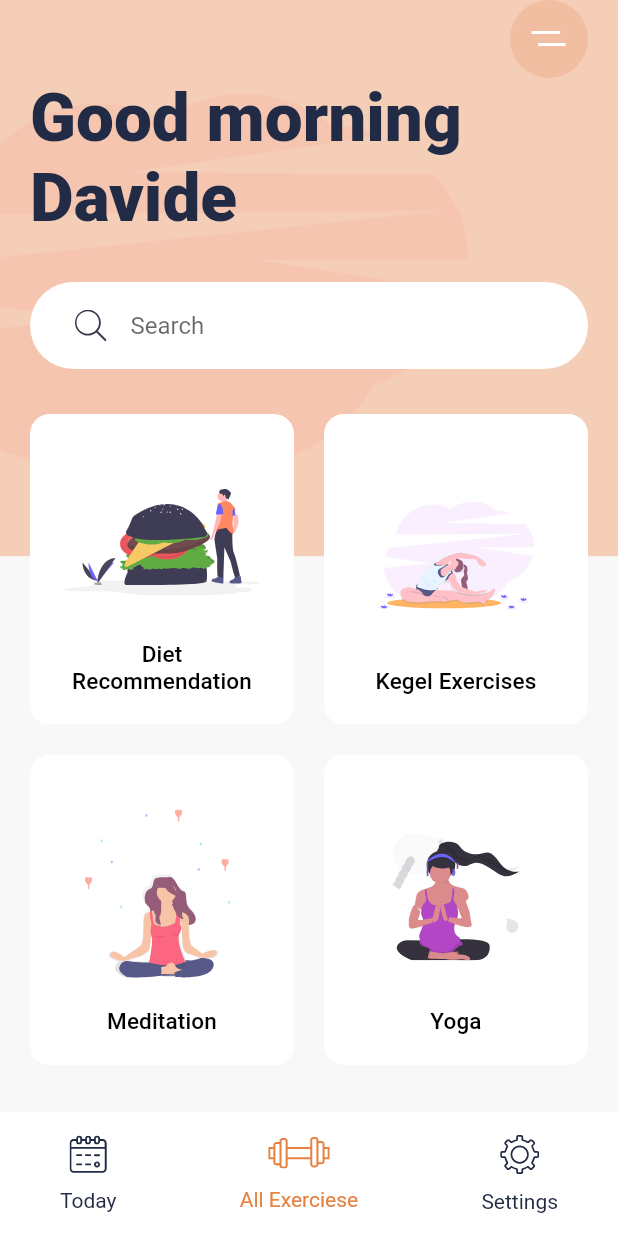
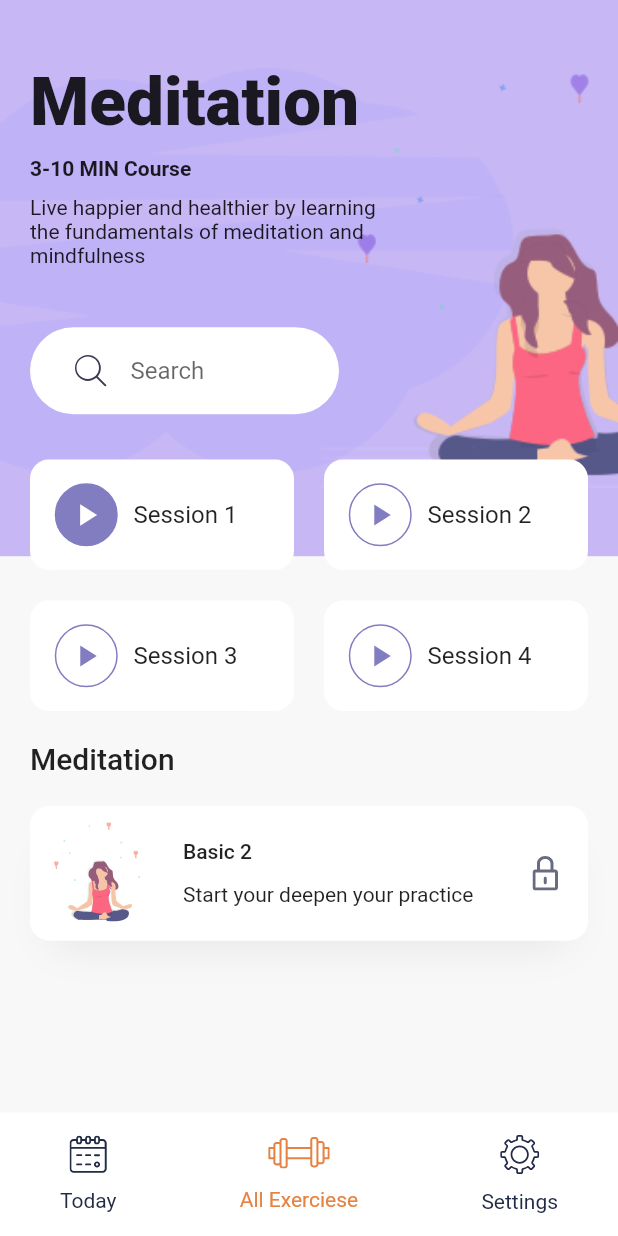
Before and after one commit to davfru/flutter-daily-exercise-app, a Flutter app: the screen it shows after launch, after a tap on "Meditation", on a phone screen of 412 x 824 dp. Run offline on Flutter 3.47's test engine with Material 2 defaults, Android fonts, the phone set to English and light mode, and no system bars; our stand-ins replace flutter_svg.

Commit message:
mediation screen

```diff
--- a/lib/main.dart
+++ b/lib/main.dart
@@ -1,7 +1,8 @@
 import 'package:flutter/material.dart';
 import 'package:flutter_daily_exercise_app/constants.dart';
+import 'package:flutter_daily_exercise_app/screens/details_screen.dart';
+import 'package:flutter_daily_exercise_app/widgets/search_bar.dart';
 import 'package:flutter_daily_exercise_app/widgets/bottom_nav_bar.dart';
-import 'package:flutter_daily_exercise_app/widgets/bottom_nav_item.dart';
 import 'package:flutter_daily_exercise_app/widgets/category_card.dart';
 import 'package:flutter_svg/svg.dart';
 
@@ -29,6 +30,8 @@ class MyApp extends StatelessWidget {
 }
 
 class HomeScreen extends StatelessWidget {
+  const HomeScreen({super.key});
+
   @override
   Widget build(BuildContext context) {
     var size = MediaQuery.of(context).size; // total h and w of current device
@@ -67,19 +70,7 @@ class HomeScreen extends StatelessWidget {
                           .textTheme
                           .displaySmall
                           ?.copyWith(fontWeight: FontWeight.w900)),
-                  Container(
-                      margin: const EdgeInsets.symmetric(vertical: 30),
-                      padding: const EdgeInsets.symmetric(
-                          horizontal: 30, vertical: 5),
-                      decoration: BoxDecoration(
-                          color: Colors.white,
-                          borderRadius: BorderRadius.circular(29.5)),
-                      child: TextField(
-                        decoration: InputDecoration(
-                            hintText: "Search",
-                            icon: SvgPicture.asset("assets/icons/search.svg"),
-                            border: InputBorder.none),
-                      )),
+                  const CustomSearchBar(),
                   Expanded(
                     child: GridView.count(
                       crossAxisCount: 2,
@@ -100,7 +91,12 @@ class HomeScreen extends StatelessWidget {
                         CategoryCard(
                           title: "Meditation",
                           svgSrc: "assets/icons/Meditation.svg",
-                          press: () {},
+                          press: () {
+                            Navigator.push(context,
+                                MaterialPageRoute(builder: (context) {
+                              return DetailsScreen();
+                            }));
+                          },
                         ),
                         CategoryCard(
                           title: "Yoga",
--- /dev/null
+++ b/lib/screens/details_screen.dart
@@ -0,0 +1,125 @@
+import 'package:flutter/material.dart';
+import 'package:flutter_daily_exercise_app/constants.dart';
+import 'package:flutter_daily_exercise_app/widgets/bottom_nav_bar.dart';
+import 'package:flutter_daily_exercise_app/widgets/search_bar.dart';
+import 'package:flutter_daily_exercise_app/widgets/session_card.dart';
+import 'package:flutter_svg/svg.dart';
+
+class DetailsScreen extends StatelessWidget {
+  @override
+  Widget build(BuildContext context) {
+    var size = MediaQuery.of(context).size;
+
+    return Scaffold(
+        bottomNavigationBar: BottomNavBar(size: size),
+        body: Stack(
+          children: [
+            Container(
+              height: size.height * .45,
+              decoration: const BoxDecoration(
+                  color: kBlueLightColor,
+                  image: DecorationImage(
+                      image: AssetImage("assets/images/meditation_bg.png"),
+                      fit: BoxFit.fitWidth)),
+            ),
+            SafeArea(
+                child: Padding(
+              padding: const EdgeInsets.symmetric(horizontal: 20),
+              child: Column(
+                crossAxisAlignment: CrossAxisAlignment.start,
+                children: [
+                  SizedBox(
+                    height: size.height * 0.05,
+                  ),
+                  Text("Meditation",
+                      style: Theme.of(context).textTheme.titleMedium?.copyWith(
+                          fontWeight: FontWeight.w900, fontSize: 45)),
+                  const SizedBox(height: 10),
+                  const Text("3-10 MIN Course",
+                      style: TextStyle(fontWeight: FontWeight.bold)),
+                  const SizedBox(height: 10),
+                  SizedBox(
+                    width: size.width * .6,
+                    child: const Text(
+                        "Live happier and healthier by learning the fundamentals of meditation and mindfulness"),
+                  ),
+                  const SizedBox(height: 10),
+                  SizedBox(
+                    width: size.width * .5,
+                    child: const CustomSearchBar(),
+                  ),
+                  Wrap(
+                    spacing: 20,
+                    runSpacing: 20,
+                    children: [
+                      SessionCard(
+                        sessionNum: 1,
+                        isDone: true,
+                        press: () {},
+                      ),
+                      SessionCard(
+                        sessionNum: 2,
+                        isDone: false,
+                        press: () {},
+                      ),
+                      SessionCard(
+                        sessionNum: 3,
+                        isDone: false,
+                        press: () {},
+                      ),
+                      SessionCard(
+                        sessionNum: 4,
+                        isDone: false,
+                        press: () {},
+                      )
+                    ],
+                  ),
+                  const SizedBox(
+                    height: 20,
+                  ),
+                  Text(
+                    "Meditation",
+                    style: Theme.of(context).textTheme.titleLarge,
+                  ),
+                  Container(
+                    padding: EdgeInsets.all(10),
+                    margin: EdgeInsets.symmetric(vertical: 20),
+                    height: 90,
+                    decoration: BoxDecoration(
+                        color: Colors.white,
+                        borderRadius: BorderRadius.circular(13),
+                        boxShadow: [
+                          BoxShadow(
+                              offset: Offset(0, 17),
+                              blurRadius: 23,
+                              spreadRadius: -13,
+                              color: kShadowColor)
+                        ]),
+                    child: Row(children: [
+                      SvgPicture.asset(
+                          "assets/icons/Meditation_women_small.svg"),
+                      SizedBox(
+                        width: 20,
+                      ),
+                      Expanded(
+                        child: Column(
+                            mainAxisAlignment: MainAxisAlignment.spaceEvenly,
+                            crossAxisAlignment: CrossAxisAlignment.start,
+                            children: [
+                              Text("Basic 2",
+                                  style: Theme.of(context).textTheme.bodyLarge),
+                              Text("Start your deepen your practice")
+                            ]),
+                      ),
+                      Padding(
+                          padding: EdgeInsets.all(10),
+                          child: SvgPicture.asset("assets/icons/Lock.svg"))
+                    ]),
+                  )
+                ],
+              ),
+            ))
+          ],
+        ));
+  }
+}
--- /dev/null
+++ b/lib/widgets/search_bar.dart
@@ -0,0 +1,28 @@
+import 'package:flutter/material.dart';
+import 'package:flutter_svg/svg.dart';
+
+class CustomSearchBar extends StatelessWidget {
+  const CustomSearchBar({
+    super.key,
+  });
+
+  @override
+  Widget build(BuildContext context) {
+    return Container(
+      margin: const EdgeInsets.symmetric(vertical: 30),
+      padding: const EdgeInsets.symmetric(
+          horizontal: 30, vertical: 5), // Ridotto a 16
+      decoration: BoxDecoration(
+        color: Colors.white,
+        borderRadius: BorderRadius.circular(29.5),
+      ),
+      child: TextField(
+        decoration: InputDecoration(
+          hintText: "Search",
+          icon: SvgPicture.asset("assets/icons/search.svg"),
+          border: InputBorder.none,
+        ),
+      ),
+    );
+  }
+}
--- /dev/null
+++ b/lib/widgets/session_card.dart
@@ -0,0 +1,64 @@
+import 'package:flutter/material.dart';
+import 'package:flutter_daily_exercise_app/constants.dart';
+
+class SessionCard extends StatelessWidget {
+  final int sessionNum;
+  final bool isDone;
+  final Function press;
+
+  const SessionCard({
+    super.key,
+    required this.sessionNum,
+    required this.isDone,
+    required this.press,
+  });
+
+  @override
+  Widget build(BuildContext context) {
+    return LayoutBuilder(builder: (context, constraint) {
+      return ClipRRect(
+        borderRadius: BorderRadius.circular(13),
+        child: Container(
+          width: constraint.maxWidth / 2 - 10,
+          decoration: const BoxDecoration(color: Colors.white, boxShadow: [
+            BoxShadow(
+                offset: Offset(0, 17),
+                blurRadius: 23,
+                spreadRadius: -13,
+                color: kShadowColor)
+          ]),
+          child: Material(
+            color: Colors.transparent,
+            child: InkWell(
+              onTap: () => press(),
+              child: Padding(
+                padding: const EdgeInsets.all(16.0),
+                child: Row(children: [
+                  Container(
+                    height: 42,
+                    width: 43,
+                    decoration: BoxDecoration(
+                        color: isDone ? kBlueColor : Colors.white,
+                        shape: BoxShape.circle,
+                        border: Border.all(color: kBlueColor)),
+                    child: Icon(
+                      Icons.play_arrow,
+                      color: isDone ? Colors.white : kBlueColor,
+                    ),
+                  ),
+                  const SizedBox(
+                    width: 10,
+                  ),
+                  Text(
+                    "Session $sessionNum",
+                    style: Theme.of(context).textTheme.titleMedium,
+                  )
+                ]),
+              ),
+            ),
+          ),
+        ),
+      );
+    });
+  }
+}
```
